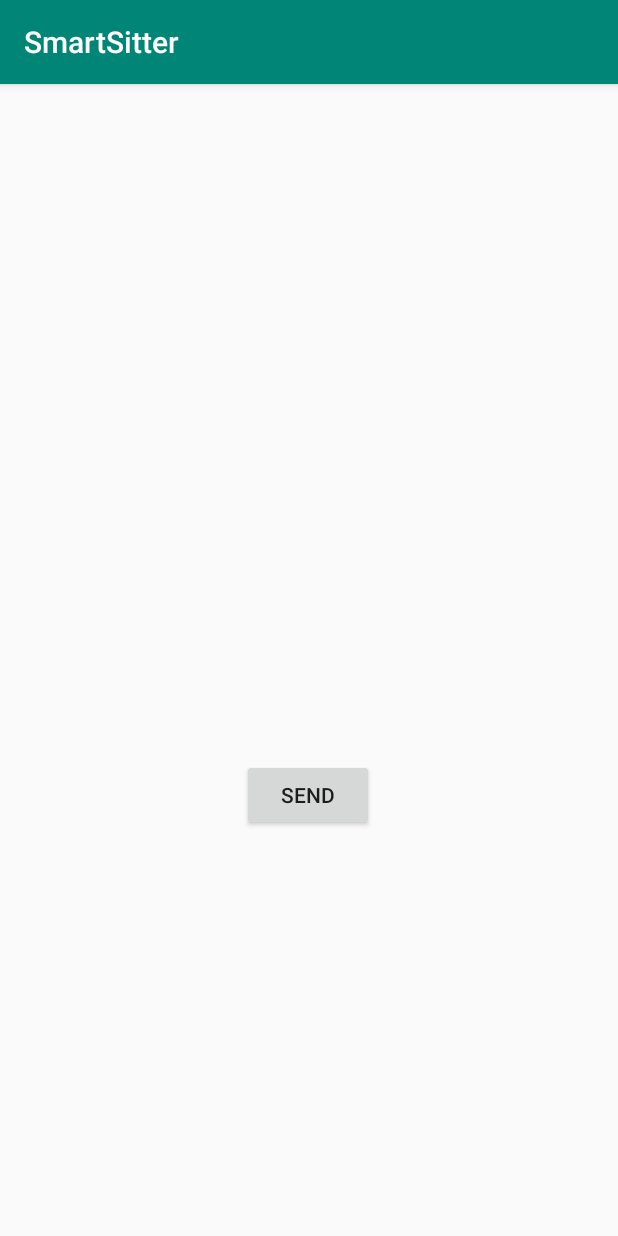
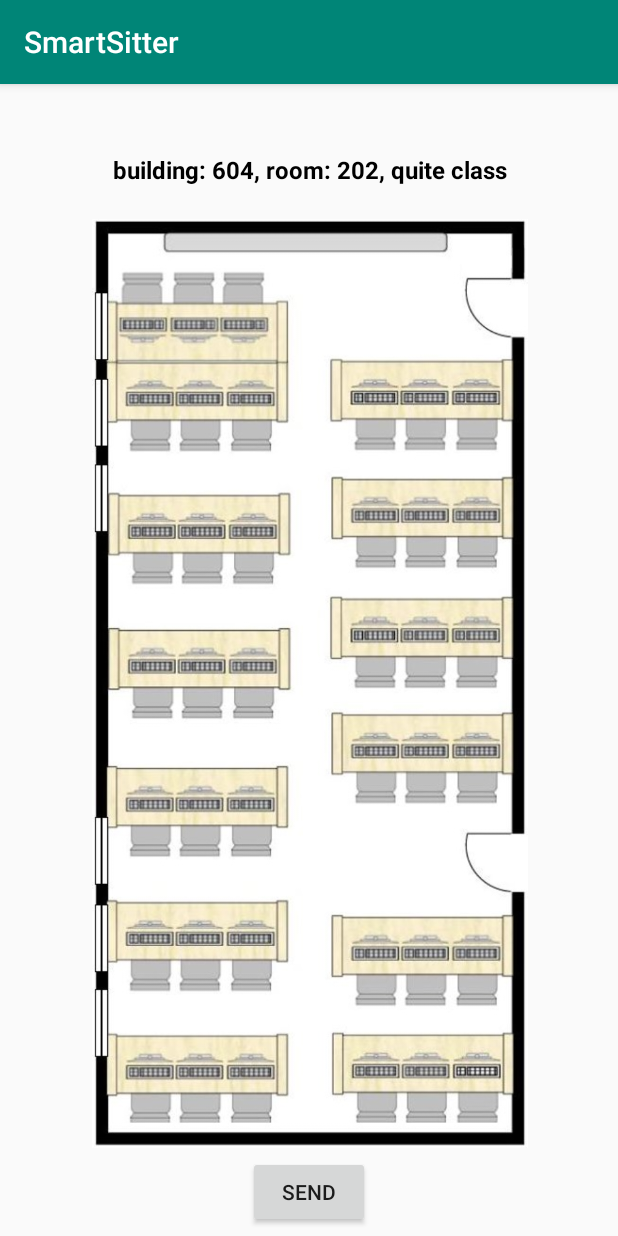
Before and after one commit to LilachGr/SmartSitterProject, an Android app: the ReservationLayoutLab screen opened directly, with no data from a screen before it, on a phone screen of 412 x 824 dp. Run offline under Robolectric (Android 15) with nearby library versions, the light colour scheme and no system bars.

Commit message:
add layout lab with one chair.

```diff
--- a/SmartSitterClient/app/src/main/java/com/example/smartsitterclient/LoginPage.kt
+++ b/SmartSitterClient/app/src/main/java/com/example/smartsitterclient/LoginPage.kt
@@ -2,6 +2,7 @@ package com.example.smartsitterclient
 
 import android.content.Intent
 import android.os.Bundle
+import android.util.Patterns
 import android.widget.Button
 import android.widget.EditText
 import android.widget.TextView
@@ -11,9 +12,6 @@ import com.fasterxml.jackson.module.kotlin.jacksonObjectMapper
 import okhttp3.*
 //import sun.jvm.hotspot.utilities.IntArray
 import java.io.IOException
-import java.text.ParseException
-import java.text.SimpleDateFormat
-import java.util.*
 
 
 class LoginPage : AppCompatActivity() {
@@ -29,11 +27,21 @@ class LoginPage : AppCompatActivity() {
     private val mapper = jacksonObjectMapper()
 
     private fun validEmailUniversity(strEmail: String): Boolean {
-        return true
+        val isValidEmail =  Patterns.EMAIL_ADDRESS.matcher(strEmail).matches()
+        if (isValidEmail) {
+            val list = strEmail.split('@')
+            if (list[1] == "biu.ac.il"){ //check if the ending is correct
+                return true
+            }
+        }
+        return false
     }
 
-    private fun validPassword(strPsw: String,strRepeatPsw: String): Boolean {
-        return true
+    private fun validPassword(strPsw: String, strRepeatPsw: String): Boolean {
+        if (strPsw == strRepeatPsw) {
+            return true
+        }
+        return false
     }
 
     override fun onCreate(savedInstanceState: Bundle?) {
--- a/SmartSitterClient/app/src/main/java/com/example/smartsitterclient/ReservationLayoutLab.kt
+++ b/SmartSitterClient/app/src/main/java/com/example/smartsitterclient/ReservationLayoutLab.kt
@@ -4,37 +4,62 @@ import android.content.Intent
 import android.os.Bundle
 import android.widget.Button
 import android.widget.TextView
+import android.widget.Toast
 import androidx.appcompat.app.AppCompatActivity
 
 
 class ReservationLayoutLab : AppCompatActivity() {
-//    private var userName: EditText? = null
-//    //private var dateReservation: EditText? = null
-//    private var timeReservation: EditText? = null
-//    private var studentsNumber: EditText? = null
-//    private var sendButton: Button? = null
-//    private var okHttpClient: OkHttpClient? = null
-//    private val mapper = jacksonObjectMapper()
     private var buttonClick22: Button? = null
-    private var viewDateTime: TextView? = null
+    private var viewPreviousData: TextView? = null
+    private var viewChosenChairId: TextView? = null
+
+    private var chairIdButton1: Button? = null
+
+    private fun functionPerChair(chairId: String, localViewChosenChairId: TextView) {
+        Toast.makeText(this, "click1", Toast.LENGTH_SHORT).show()
+        val temp = "chosen chair: $chairId"
+        localViewChosenChairId.text = temp
+    }
 
     override fun onCreate(savedInstanceState: Bundle?) {
         super.onCreate(savedInstanceState)
         setContentView(R.layout.activity_reservation_layout_lab)
 
-        viewDateTime = findViewById(R.id.dateTime)
+        viewPreviousData = findViewById(R.id.previous_data)
+        viewChosenChairId = findViewById(R.id.chosen_chair_id)
 
         val extras = intent.extras
         if (extras != null) {
-            val localViewDateTime = viewDateTime
+            val localPreviousData = viewPreviousData
             val userName = extras.getString("idUserName")
             val time = extras.getString("time")
             var date = extras.getString("date")
             val duration = extras.getString("duration")
             date = date.toString()
             val tempText = "Date: $date, Time: $time, Duration: $duration"
-            localViewDateTime?.text = tempText
-            viewDateTime = localViewDateTime
+            localPreviousData?.text = tempText
+            viewPreviousData = localPreviousData
+        }
+
+        val localViewChosenChairId = viewChosenChairId
+
+        //define all the chairs:
+        chairIdButton1 = findViewById(R.id.chair_id_1)
+        val localChairIdButton1 = chairIdButton1
+        localChairIdButton1?.setOnClickListener {
+            if (localViewChosenChairId != null) {
+                functionPerChair("1", localViewChosenChairId)
+                chairIdButton1?.isSelected = true
+            }
+        }
+        chairIdButton1 = localChairIdButton1
+        //finish to define all the chairs
+
+        viewChosenChairId = localViewChosenChairId
+
+        val isEnabled = false
+        if (isEnabled){
+            chairIdButton1?.isEnabled = false
         }
 
         buttonClick22 = findViewById(R.id.send_location)
--- /dev/null
+++ b/SmartSitterClient/app/src/main/res/drawable/chair_id_button_default.xml
@@ -0,0 +1,6 @@
+<?xml version="1.0" encoding="utf-8"?>
+<shape xmlns:android="http://schemas.android.com/apk/res/android"
+    android:shape="oval">
+    <solid android:color="#32CD32" />
+    <stroke android:width="1dp" android:color="#ffff" />
+</shape>
--- /dev/null
+++ b/SmartSitterClient/app/src/main/res/drawable/chair_id_button_disabled.xml
@@ -0,0 +1,12 @@
+<?xml version="1.0" encoding="utf-8"?>
+<shape xmlns:android="http://schemas.android.com/apk/res/android"
+    android:shape="oval">
+    <solid android:color="#A9A9A9" />
+    <stroke android:width="2dp" android:color="#ffff" />
+    <corners
+            android:topLeftRadius="15dp"
+            android:topRightRadius="15dp"
+            android:bottomLeftRadius="15dp"
+            android:bottomRightRadius="15dp"
+    />
+</shape>
--- /dev/null
+++ b/SmartSitterClient/app/src/main/res/drawable/chair_id_button_pressed.xml
@@ -0,0 +1,12 @@
+<?xml version="1.0" encoding="utf-8"?>
+<shape xmlns:android="http://schemas.android.com/apk/res/android"
+    android:shape="oval">
+    <solid android:color="#9256" />
+    <stroke android:width="2dp" android:color="#ffff" />
+    <corners
+            android:topLeftRadius="15dp"
+            android:topRightRadius="15dp"
+            android:bottomLeftRadius="15dp"
+            android:bottomRightRadius="15dp"
+    />
+</shape>
--- /dev/null
+++ b/SmartSitterClient/app/src/main/res/drawable/chair_id_custom_butten.xml
@@ -0,0 +1,10 @@
+<?xml version="1.0" encoding="utf-8"?>
+<selector xmlns:android="http://schemas.android.com/apk/res/android">
+    <item android:state_pressed="true"
+          android:drawable="@drawable/chair_id_button_pressed"/>
+    <item android:state_selected="true"
+          android:drawable="@drawable/chair_id_button_pressed"/>
+    <item android:state_enabled="false"
+          android:drawable="@drawable/chair_id_button_disabled" />
+    <item android:drawable="@drawable/chair_id_button_default" />
+</selector>
--- a/SmartSitterClient/app/src/main/res/layout/activity_reservation_layout_lab.xml
+++ b/SmartSitterClient/app/src/main/res/layout/activity_reservation_layout_lab.xml
@@ -7,33 +7,76 @@ android:layout_width="match_parent"
         android:layout_height="match_parent"
         tools:context=".ReservationLayoutLab">
 
+
+    <ImageView
+            android:layout_width="504dp"
+            android:layout_height="619dp" app:srcCompat="@drawable/room_plan"
+            android:id="@+id/imageView"
+            app:layout_constraintTop_toTopOf="parent"
+            android:layout_marginTop="72dp" app:layout_constraintBottom_toBottomOf="parent"
+            android:layout_marginBottom="41dp" app:layout_constraintStart_toStartOf="parent"
+            app:layout_constraintHorizontal_bias="0.5" app:layout_constraintEnd_toEndOf="parent"
+            android:contentDescription="@string/todo"/>
     <TextView
-            android:id="@+id/dateTime"
-            android:layout_width="0dp"
+            android:id="@+id/previous_data"
+            android:layout_width="387dp"
             android:layout_height="wrap_content"
-            android:layout_marginStart="12dp"
-            android:layout_marginEnd="12dp"
             android:textAlignment="center"
             android:textColor="@color/black"
             android:textSize="16sp"
             android:textStyle="bold"
-            app:layout_constraintBottom_toBottomOf="parent"
+            app:layout_constraintTop_toTopOf="parent"
+            android:layout_marginTop="9dp" android:layout_marginBottom="47dp"
+            app:layout_constraintBottom_toTopOf="@+id/imageView" app:layout_constraintStart_toStartOf="parent"
+            app:layout_constraintHorizontal_bias="0.5" app:layout_constraintEnd_toEndOf="parent"/>
+    <TextView
+            android:id="@+id/chosen_room_building"
+            android:layout_width="411dp"
+            android:layout_height="wrap_content"
+            android:textAlignment="center"
+            android:textColor="@color/black"
+            android:textSize="16sp"
+            android:text="@string/building_room"
+            android:textStyle="bold"
+            app:layout_constraintTop_toTopOf="parent"
+            android:layout_marginTop="32dp" app:layout_constraintBottom_toTopOf="@+id/imageView"
+            app:layout_constraintStart_toStartOf="parent" app:layout_constraintHorizontal_bias="0.507"
+            app:layout_constraintEnd_toEndOf="parent" android:layout_marginBottom="22dp"
+            app:layout_constraintVertical_bias="1.0"/>
+    <TextView
+            android:id="@+id/chosen_chair_id"
+            android:layout_width="387dp"
+            android:layout_height="wrap_content"
+            android:textAlignment="center"
+            android:textColor="@color/black"
+            android:textSize="16sp"
+            android:textStyle="bold"
+            app:layout_constraintTop_toTopOf="parent"
+            app:layout_constraintStart_toStartOf="parent"
             app:layout_constraintEnd_toEndOf="parent"
-            app:layout_constraintStart_toStartOf="parent"
-            app:layout_constraintTop_toTopOf="parent" app:layout_constraintHorizontal_bias="0.0"
-            app:layout_constraintVertical_bias="0.061"/>
-
+            app:layout_constraintBottom_toTopOf="@+id/imageView" app:layout_constraintVertical_bias="1.0"
+            app:layout_constraintHorizontal_bias="0.333" android:layout_marginTop="57dp"/>
+    <Button
+            android:id="@+id/chair_id_1"
+            android:layout_width="25dp"
+            android:layout_height="25dp"
+            android:background="@drawable/chair_id_custom_butten"
+            android:text="@string/_1"
+            android:textSize="12sp"
+            app:layout_constraintTop_toTopOf="@+id/imageView"
+            android:layout_marginTop="42dp" app:layout_constraintBottom_toBottomOf="@+id/imageView"
+            android:layout_marginBottom="655dp" android:layout_marginEnd="420dp" android:layout_marginRight="420dp"
+            app:layout_constraintEnd_toEndOf="@+id/imageView" app:layout_constraintStart_toStartOf="@+id/imageView"
+            android:layout_marginLeft="159dp" android:layout_marginStart="159dp"
+            app:layout_constraintHorizontal_bias="0.29" app:layout_constraintVertical_bias="0.048"/>
     <Button
             android:id="@+id/send_location"
-            android:layout_width="wrap_content"
-            android:layout_height="wrap_content"
+            android:layout_width="81dp"
+            android:layout_height="48dp"
             android:text="@string/send"
             app:layout_constraintStart_toStartOf="parent"
-            app:layout_constraintHorizontal_bias="0.498" app:layout_constraintEnd_toEndOf="parent"
-            app:layout_constraintTop_toTopOf="parent" android:layout_marginTop="450dp"
-            app:layout_constraintBottom_toBottomOf="parent" android:layout_marginBottom="105dp"
-            app:layout_constraintVertical_bias="0.0"/>
-
+            app:layout_constraintHorizontal_bias="0.5" app:layout_constraintEnd_toEndOf="parent"
+            app:layout_constraintTop_toBottomOf="@+id/imageView" app:layout_constraintBottom_toBottomOf="parent"/>
 
 
 </androidx.constraintlayout.widget.ConstraintLayout>
--- a/SmartSitterClient/app/src/main/res/values/strings.xml
+++ b/SmartSitterClient/app/src/main/res/values/strings.xml
@@ -20,4 +20,7 @@
     <string name="title_reservation_first_step">Choose your reservation date and time</string>
     <string name="sign_in">Sign in</string>
     <string name="registration_to_the_app">Registration to the app</string>
+    <string name="_1">1</string>
+    <string name="building_room">building: 604, room: 202, quite class</string>
+    <string name="todo">TODO</string>
 </resources>
```
Also changed, not shown: SmartSitterClient/app/src/main/res/drawable/room_plan.JPG (added), 2 other files. Lines whose indentation alone changed are shown as unchanged.
